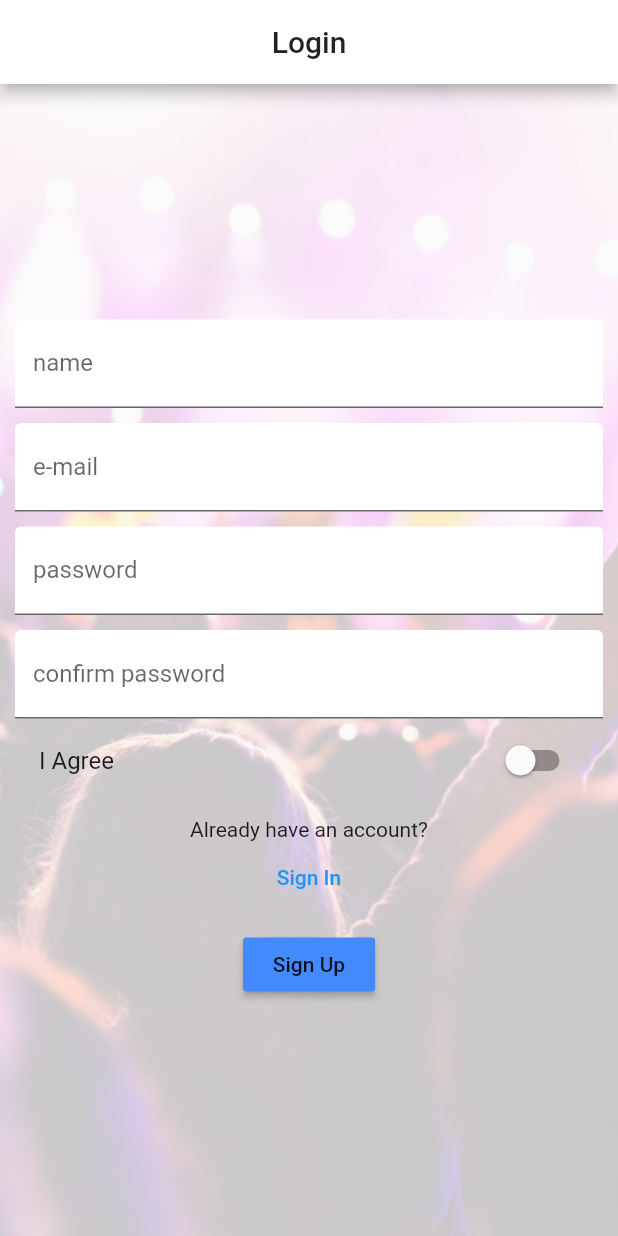
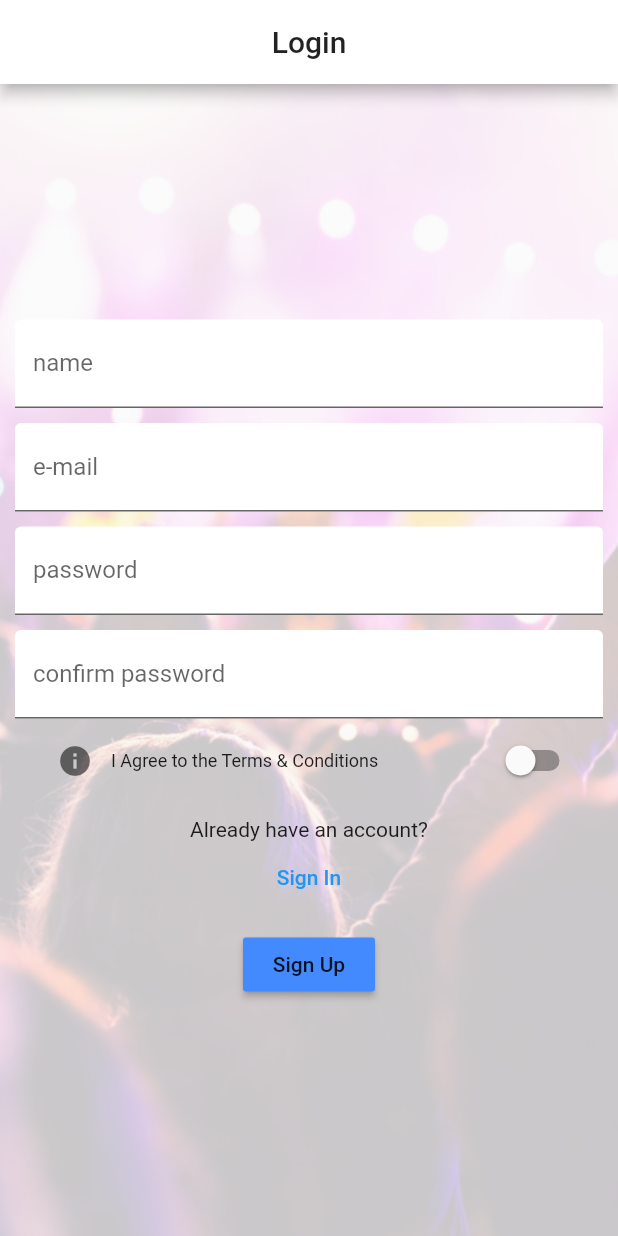
Before and after one commit to parkuman/reach-app, a Flutter app: the screen it shows after launch, after a tap on "Sign Up", on a phone screen of 412 x 824 dp. Run offline on Flutter 3.47's test engine with Material 2 defaults, Android fonts, the phone set to English and light mode, and no system bars; our stand-ins replace google_maps_flutter, location, rxdart, shared_preferences; missing offline and left inert: google_maps_webservice, rubber; accounts and stored records are empty.

Commit message:
updated auth page to be better

```diff
--- a/lib/pages/auth.dart
+++ b/lib/pages/auth.dart
@@ -102,7 +102,31 @@ class _AuthPageState extends State<AuthPage> {
           _formData['accept'] = value;
         });
       },
-      title: Text('I Agree'),
+      title: Row(
+        children: <Widget>[
+          IconButton(
+            icon: Icon(Icons.info, color: Colors.black54),
+            onPressed: () => showDialog(
+                  context: context,
+                  builder: (BuildContext context) {
+                    return AlertDialog(
+                      content: Text('HERE ARE THE TERMS'),
+                      actions: <Widget>[
+                        FlatButton(
+                          child: Text('Ok'),
+                          onPressed: () => Navigator.pop(context),
+                        )
+                      ],
+                    );
+                  },
+                ),
+          ),
+          Text(
+            'I Agree to the Terms & Conditions',
+            style: TextStyle(fontSize: 12.0),
+          )
+        ],
+      ),
     );
   }
 
@@ -131,9 +155,13 @@ class _AuthPageState extends State<AuthPage> {
   void _submitForm(Function authenticate) async {
     Map<String, dynamic> response;
 
-    if (!_formKey.currentState.validate() || !_formData['accept']) {
+    if (!_formKey.currentState.validate()) {
       return;
     }
+    if (_authMode == AuthMode.Signup && !_formData['accept']) {
+      return;
+    }
+
     _formKey.currentState.save();
 
     response = await authenticate(
@@ -204,7 +232,9 @@ class _AuthPageState extends State<AuthPage> {
                   (_authMode == AuthMode.Signup)
                       ? _buildPasswordConfirmTextField()
                       : Container(),
-                  _buildSwitchTile(),
+                  (_authMode == AuthMode.Signup)
+                      ? _buildSwitchTile()
+                      : Container(),
                   SizedBox(
                     height: 10.0,
                   ),
```
